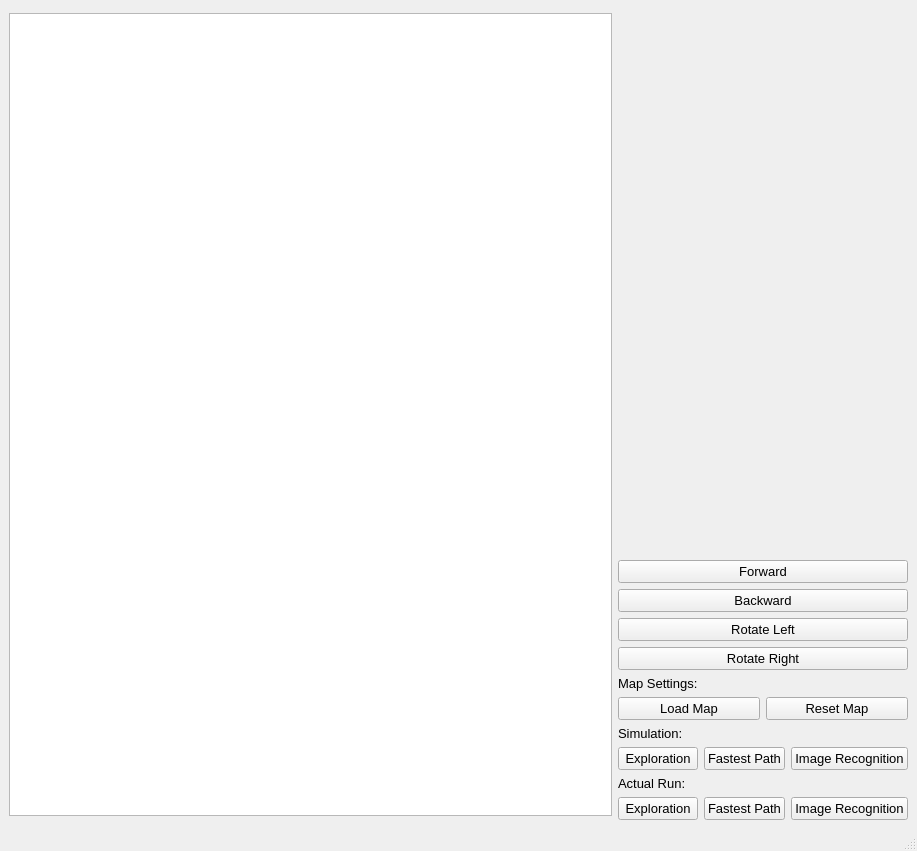
This is src/ui/mainwindow.ui in Muhazerin/mdp-algorithm as Qt 5 draws it before an edit. The edited form follows.
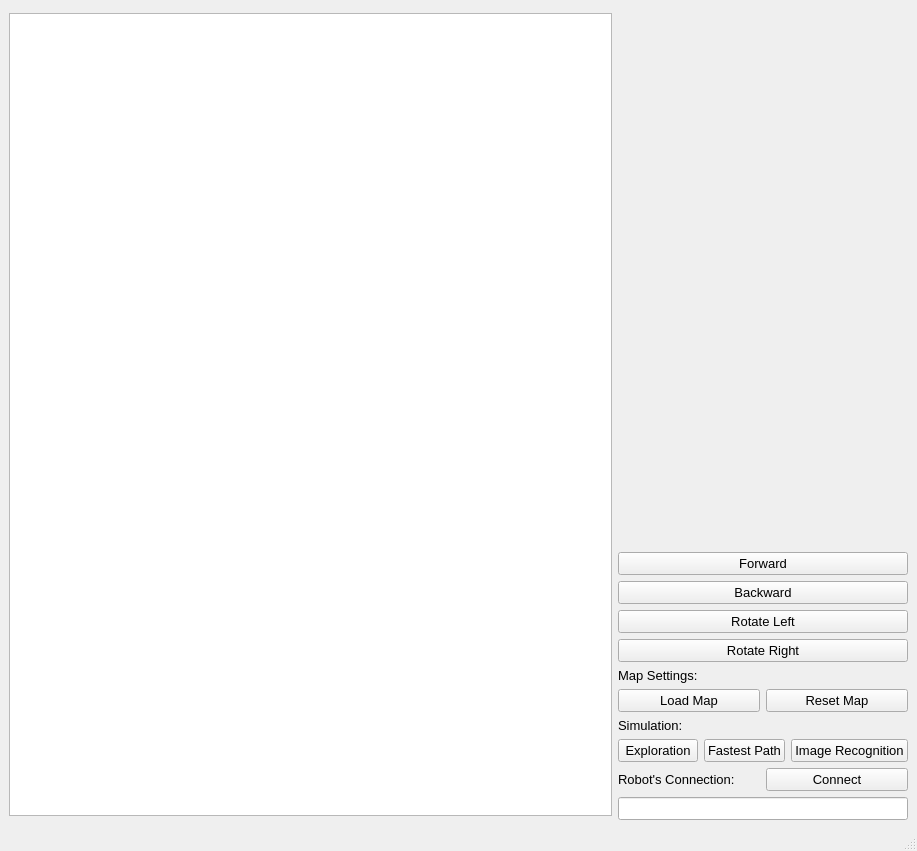
This is the edited form.

What changed in the file:
```diff
--- a/src/ui/mainwindow.ui
+++ b/src/ui/mainwindow.ui
@@ -192,54 +192,29 @@
        </layout>
       </item>
       <item>
-       <widget class="QLabel" name="lblActualRun">
-        <property name="text">
-         <string>Actual Run:</string>
-        </property>
-       </widget>
-      </item>
+       <layout class="QHBoxLayout" name="hlRobotConnection">
       <item>
-       <layout class="QHBoxLayout" name="hlActualRun">
-        <item>
-         <widget class="QPushButton" name="btnExploreActualRun">
-          <property name="minimumSize">
-           <size>
-            <width>0</width>
-            <height>20</height>
-           </size>
-          </property>
+         <widget class="QLabel" name="lblConnectRobot">
           <property name="text">
-           <string>Exploration</string>
+           <string>Robot's Connection: </string>
           </property>
          </widget>
         </item>
         <item>
-         <widget class="QPushButton" name="btnFastPathActualRun">
-          <property name="minimumSize">
-           <size>
-            <width>0</width>
-            <height>20</height>
-           </size>
-          </property>
+         <widget class="QPushButton" name="btnRobotConnection">
           <property name="text">
-           <string>Fastest Path</string>
+           <string>Connect</string>
           </property>
          </widget>
         </item>
+       </layout>
+      </item>
         <item>
-         <widget class="QPushButton" name="btmImgRecogActualRun">
-          <property name="minimumSize">
-           <size>
-            <width>0</width>
-            <height>20</height>
-           </size>
-          </property>
-          <property name="text">
-           <string>Image Recognition</string>
-          </property>
-         </widget>
-        </item>
-       </layout>
+       <widget class="QLineEdit" name="leRobotConnection">
+        <property name="readOnly">
+         <bool>true</bool>
+        </property>
+       </widget>
       </item>
      </layout>
     </item>
```
Left out of the diff: 8 changed lines with no effect on the pictures. Lines whose indentation alone changed are shown as unchanged.
